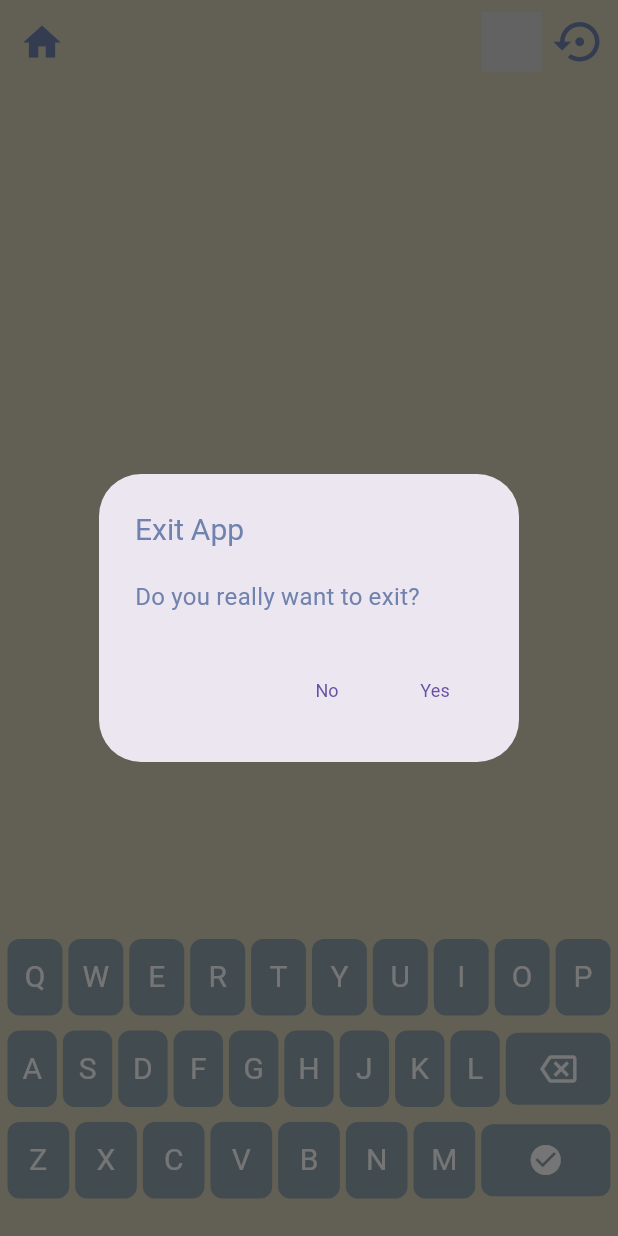
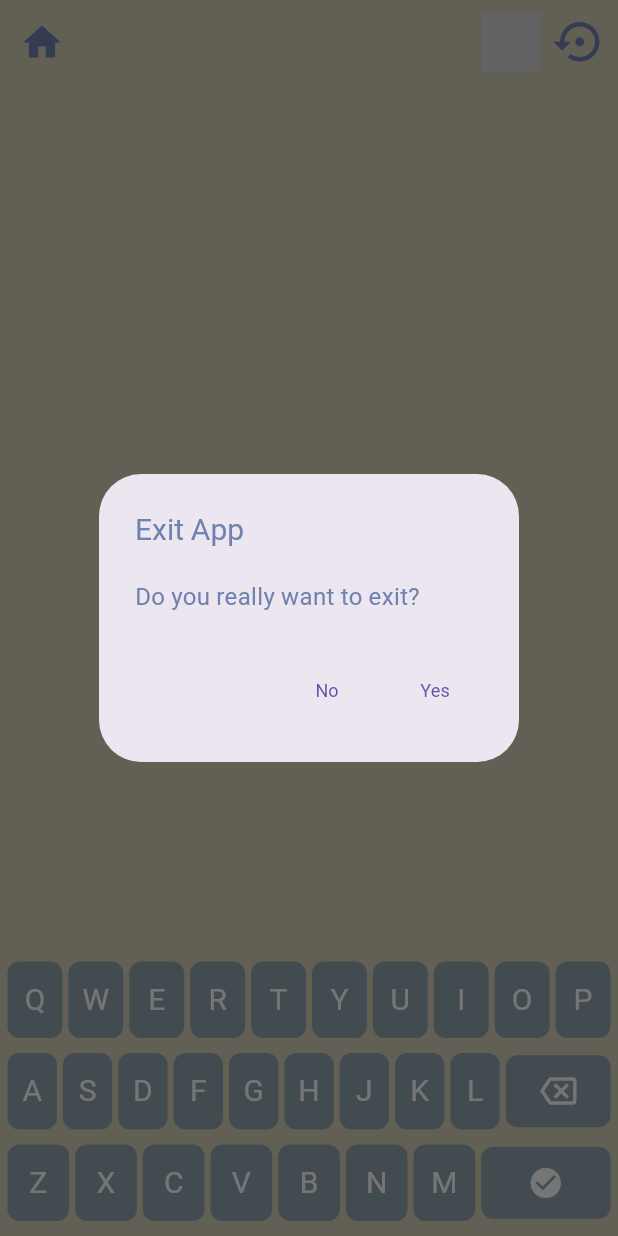
Before and after one commit to erfanakhjavani/worddle, a Flutter app: the GameView screen opened directly, after a tap on the "home" icon, on a phone screen of 412 x 824 dp. Run offline on Flutter 3.47's test engine with Material 3 defaults, Android fonts, the light colour scheme and no system bars; our stand-ins replace connectivity_plus, flutter_animate, get, loading_animation_widget, lottie; missing offline and left inert: dart:ffi, stack_appodeal_flutter; network calls fail; project files that could hold a hidden picture were left out.

Commit message:
'update'

```diff
--- a/lib/Core/Constants/key.dart
+++ b/lib/Core/Constants/key.dart
@@ -1 +1 @@
-const String key = '0006e2753b81b0b0fc10b4f733ca97374cc924cac967808e';
+const String key = 'f76da2daddd025a5157a3b0736bc39a45027e47ec03318f8';
--- a/lib/Features/Game/game_view.dart
+++ b/lib/Features/Game/game_view.dart
@@ -1,14 +1,16 @@
+import 'dart:ffi';
+
 import 'package:flutter/material.dart';
 import 'package:flutter_animate/flutter_animate.dart';
 import 'package:get/get.dart';
 import 'package:lottie/lottie.dart';
+import 'package:stack_appodeal_flutter/stack_appodeal_flutter.dart';
 import 'package:wordle/Core/Widgets/widgets.dart';
 import 'package:wordle/Features/Menu/menu_view.dart';
 import '../../Core/Widgets/popper_generator.dart';
 import 'game_board_widget.dart';
 import 'game_keyboard_widget.dart';
 import 'game_viewmodel.dart';
-
 
 class GameView extends GetView<GameViewModel> {
   const GameView({super.key});
@@ -18,7 +20,6 @@ class GameView extends GetView<GameViewModel> {
     return Scaffold(
       body: Stack(
         children: [
-
           //! Main game structure and layout
           Column(
             mainAxisAlignment: MainAxisAlignment.start,
@@ -30,37 +31,47 @@ class GameView extends GetView<GameViewModel> {
                     children: [
                       GestureDetector(
                         onTap: () {
-                          controller.onHelpClicked(); //* Call help function when tapped
+                          controller
+                              .onHelpClicked(); //* Call help function when tapped
                         },
                         child: Lottie.asset('assets/json/help.json',
                             width: 40,
-                            controller: controller.lottieController //* Lottie animation controller
+                            controller: controller
+                                .lottieController //* Lottie animation controller
                             ),
                       ),
                       IconButton(
                           onPressed: () {
                             //* Reset the game depending on the current language
-                            controller.resetGame(isFarsi: Get.locale?.languageCode == 'en' ? false : true);
+                            controller.resetGame(
+                                isFarsi: Get.locale?.languageCode == 'en'
+                                    ? false
+                                    : true);
                           },
-                          icon: const Icon(Icons.settings_backup_restore_sharp, size: 35,)
-                      ),
+                          icon: const Icon(
+                            Icons.settings_backup_restore_sharp,
+                            size: 35,
+                          )),
                     ],
                   )
                 ],
                 leading: IconButton(
-                  onPressed: (){
+                  onPressed: () {
                     showMyDialog(
                         context: context,
-                      accept: () =>
-                        Get.offAll(const MenuView(),
+                        accept: () {
+                          Appodeal.destroy(AppodealAdType.BannerBottom);
+                          Get.offAll(
+                            const MenuView(),
                             transition: Transition.rightToLeft,
-                          duration: 250.ms, //* Smooth transition with 1-second duration
-                          curve: Curves.easeIn, //* Use easeIn curve for the animation
-                        )
-
+                            duration: 250.ms,
+                            //* Smooth transition with 1-second duration
+                            curve: Curves
+                                .easeIn, //* Use easeIn curve for the animation
                           );
+                        });
                   },
-                  icon: const Icon(Icons.home_sharp, size:  30),
+                  icon: const Icon(Icons.home_sharp, size: 30),
                 ),
               ),
 
@@ -68,7 +79,8 @@ class GameView extends GetView<GameViewModel> {
               Obx(() => Text(
                     controller.wordMessage.value,
                     style: TextStyle(
-                  color: controller.wordMessage.value.contains('Congratulations 🎉'.tr)
+                      color: controller.wordMessage.value
+                              .contains('Congratulations 🎉'.tr)
                           ? Colors.green //* Success message in green
                           : Colors.red, //* Error message in red
                       fontSize: 18,
@@ -77,18 +89,30 @@ class GameView extends GetView<GameViewModel> {
                   )),
 
               //! Game board area
-              const Expanded(
-                  flex: 2,
-                  child: GameBoard()
-              ),
+              const Expanded(flex: 2, child: GameBoard()),
+
 
               //! Game keyboard area with padding
+              Obx(
+                    () => Expanded(
+                  flex: controller.isLoadAds.value ? 1 : 0,
+                  child: Padding(
+                    padding: const EdgeInsets.fromLTRB(3, 10, 3, 0),
+                    child: GameKeyboard(),
+                  ),
+                ),
+              ),
               Expanded(
                 flex: 0,
-                  child: Padding(
-                    padding: const EdgeInsets.fromLTRB(3, 50, 3, 15),
-                    child: GameKeyboard(),
-                  )
+                child: Obx(() {
+                  if (controller.isLoadAds.value) {
+                    Appodeal.show(AppodealAdType.BannerBottom);
+                    return const SizedBox();
+                  } else {
+                    // تبلیغ هنوز لود نشده است
+                    return const SizedBox();
+                  }
+                }),
               ),
             ],
           ),
@@ -103,12 +127,15 @@ class GameView extends GetView<GameViewModel> {
                     child: PartyPopperGenerator(
                       direction: PopDirection.forwardX,
                       motionCurveX: FunctionCurve(func: (t) {
-                        return - t * t / 2 + t; //* Define the motion curve for confetti pieces
+                        return -t * t / 2 +
+                            t; //* Define the motion curve for confetti pieces
                       }),
                       motionCurveY: FunctionCurve(func: (t) {
-                        return 4 / 3 * t * t - t / 3; //* Define the vertical motion curve
+                        return 4 / 3 * t * t -
+                            t / 3; //* Define the vertical motion curve
                       }),
-                      numbers: 50, //* Number of confetti pieces
+                      numbers: 50,
+                      //* Number of confetti pieces
                       posX: -60.0,
                       posY: 30.0,
                       pieceHeight: 15.0,
@@ -122,10 +149,12 @@ class GameView extends GetView<GameViewModel> {
                     child: PartyPopperGenerator(
                       direction: PopDirection.backwardX,
                       motionCurveX: FunctionCurve(func: (t) {
-                        return - t * t / 2 + t; //* Define the motion curve for confetti pieces
+                        return -t * t / 2 +
+                            t; //* Define the motion curve for confetti pieces
                       }),
                       motionCurveY: FunctionCurve(func: (t) {
-                        return 4 / 3 * t * t - t / 3; //* Define the vertical motion curve
+                        return 4 / 3 * t * t -
+                            t / 3; //* Define the vertical motion curve
                       }),
                       numbers: 50,
                       posX: -60.0,
@@ -138,7 +167,8 @@ class GameView extends GetView<GameViewModel> {
                 ],
               );
             } else {
-              return const SizedBox.shrink(); //* Hide confetti effect if the guess is incorrect
+              return const SizedBox
+                  .shrink(); //* Hide confetti effect if the guess is incorrect
             }
           }),
         ],
--- a/lib/Features/Menu/Play/menu_play_view.dart
+++ b/lib/Features/Menu/Play/menu_play_view.dart
@@ -1,6 +1,7 @@
 import 'package:flutter/material.dart';
 import 'package:flutter_animate/flutter_animate.dart';
 import 'package:get/get.dart';
+import 'package:stack_appodeal_flutter/stack_appodeal_flutter.dart';
 import 'package:wordle/Core/Constants/app_colors.dart';
 import 'package:wordle/Core/Themes/theme_service.dart';
 import 'package:wordle/Features/Game/game_view.dart';
@@ -101,6 +102,7 @@ class MenuPlayView extends GetView<MenuPlayViewModel> {
         ),
       ),
       onPressed: () async {
+        await Appodeal.show(AppodealAdType.MREC);
         bool isFarsi = Get.locale?.languageCode == 'fa'; //* Check if language is Farsi
         final gameViewModel = Get.find<GameViewModel>();
         await gameViewModel.initializeGame(
--- a/lib/Features/Splash/splash_viewmodel.dart
+++ b/lib/Features/Splash/splash_viewmodel.dart
@@ -26,7 +26,7 @@ class SplashViewmodel extends GetxController {
 
 
   initialization() {
-    Appodeal.setTesting(false); //only not release mode
+    Appodeal.setTesting(true); //only not release mode
     Appodeal.setAutoCache(AppodealAdType.Banner, true);
     Appodeal.setAutoCache(AppodealAdType.RewardedVideo, true);
     Appodeal.setUseSafeArea(false);
@@ -48,8 +48,9 @@ class SplashViewmodel extends GetxController {
   //! Method to check internet connection and handle the navigation flow
   Future<void> checkConnection() async {
     connectionStatus.value = ConnectionStatus.initial; //* Set initial status
-    Future.delayed(const Duration(seconds: 3), () async {
+    Future.delayed(const Duration(seconds: 1), () async {
       await initialization();
+      Appodeal.destroy(AppodealAdType.BannerBottom);
       bool isConnected = await splashRepository.checkConnectivity(); //* Check if connected
       if (isConnected == true) {
         connectionStatus.value = ConnectionStatus.connected; //* Update status to connected
```
Also changed, not shown: lib/Features/Game/game_viewmodel.dart (+12 -0 lines), lib/Features/Language/language_view.dart (+4 -3 lines), 37 other files. Lines whose indentation alone changed are shown as unchanged.
